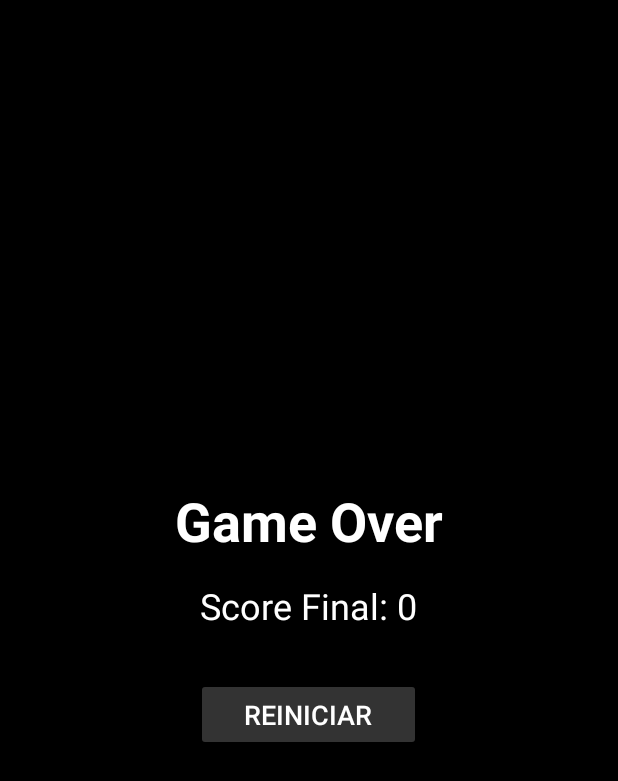
After one commit to aguiarDavi/UNIVATES-flygokuzin, an Android app: the GameOverActivity screen opened directly, with no data from a screen before it, on a phone screen of 412 x 824 dp. The commit adds this screen. Shown: the top 781 px of the screen. Run offline under Robolectric (Android 15) with nearby library versions, the phone set to English and light mode, and no system bars.

Commit message:
Criada tela de Game Over com mensagem e botão de reiniciar. Adicionado placar (score) na tela principal. Ajustado fluxo de colisão para exibir a tela ao final do jogo e reiniciar corretamente.

```diff
--- /dev/null
+++ b/app/src/main/java/com/application/flygokuzin/GameOverActivity.java
@@ -0,0 +1,28 @@
+package com.application.flygokuzin;
+
+import android.content.Intent;
+import android.os.Bundle;
+import android.widget.Button;
+import android.widget.TextView;
+
+import androidx.appcompat.app.AppCompatActivity;
+
+public class GameOverActivity extends AppCompatActivity {
+
+    @Override
+    protected void onCreate(Bundle savedInstanceState) {
+        super.onCreate(savedInstanceState);
+        setContentView(R.layout.activity_game_over);
+
+        int score = getIntent().getIntExtra("score", 0);
+
+        TextView scoreText = findViewById(R.id.textScoreFinal);
+        Button restartButton = findViewById(R.id.btnRestart);
+
+        scoreText.setText("Score Final: " + score);
+        restartButton.setOnClickListener(v -> {
+            startActivity(new Intent(this, MainActivity.class));
+            finish();
+        });
+    }
+}
--- /dev/null
+++ b/app/src/main/res/layout/activity_game_over.xml
@@ -0,0 +1,41 @@
+<?xml version="1.0" encoding="utf-8"?>
+<LinearLayout xmlns:android="http://schemas.android.com/apk/res/android"
+    android:layout_width="match_parent"
+    android:layout_height="match_parent"
+    android:orientation="vertical"
+    android:gravity="center"
+    android:background="#000000"
+    android:padding="24dp">
+
+    <TextView
+        android:id="@+id/textGameOver"
+        android:layout_width="wrap_content"
+        android:layout_height="wrap_content"
+        android:text="Game Over"
+        android:textSize="36sp"
+        android:textColor="#FFFFFF"
+        android:layout_marginBottom="16dp"
+        android:textStyle="bold" />
+
+    <TextView
+        android:id="@+id/textScoreFinal"
+        android:layout_width="wrap_content"
+        android:layout_height="wrap_content"
+        android:text="Score Final: 0"
+        android:textSize="24sp"
+        android:textColor="#FFFFFF"
+        android:layout_marginBottom="32dp" />
+
+    <Button
+        android:id="@+id/btnRestart"
+        android:layout_width="wrap_content"
+        android:layout_height="wrap_content"
+        android:text="Reiniciar"
+        android:textColor="#FFFFFF"
+        android:backgroundTint="#333333"
+        android:paddingLeft="32dp"
+        android:paddingRight="32dp"
+        android:paddingTop="12dp"
+        android:paddingBottom="12dp"
+        android:textSize="18sp" />
+</LinearLayout>
```
Also changed, not shown: app/src/main/AndroidManifest.xml (+12 -7 lines), app/src/main/java/com/application/flygokuzin/GameView.java (+66 -6 lines), app/src/main/java/com/application/flygokuzin/MainActivity.java (+24 -5 lines), app/src/main/java/com/application/flygokuzin/ObstacleActivity.java (+8 -23 lines), app/src/main/java/com/application/flygokuzin/PlayerActivity.java (+22 -6 lines).
